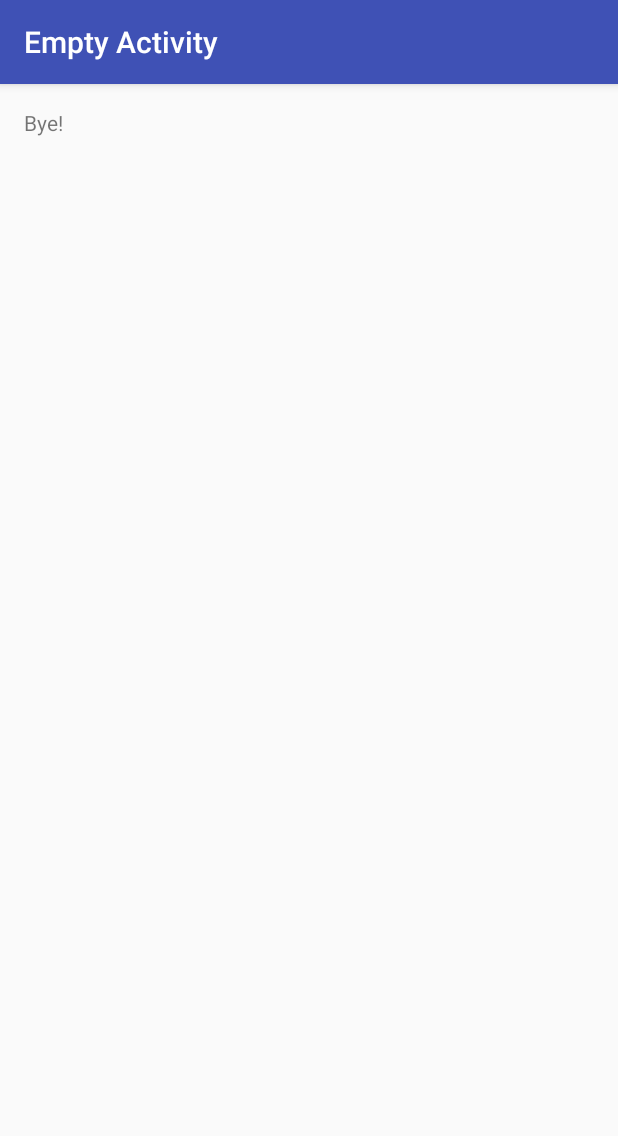
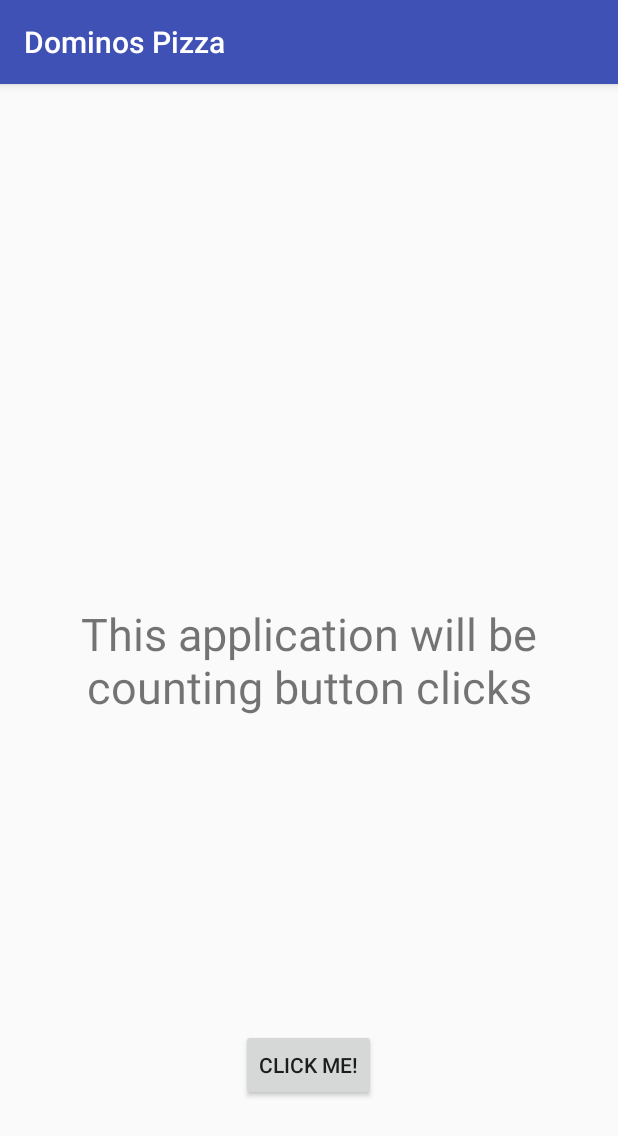
Before and after one commit to fyang016/DominosPizzaApp, an Android app: the screen it shows after launch (MainActivity), on a phone screen of 412 x 824 dp. Shown: the top 1136 px of the screen. Run offline under Robolectric (Android 15) with nearby library versions, the phone set to English and light mode, and no system bars.

Commit message:
added working cookie clicker

```diff
--- a/empty_activity/src/main/java/com/os/operando/emptyactivity/MainActivity.java
+++ b/empty_activity/src/main/java/com/os/operando/emptyactivity/MainActivity.java
@@ -2,12 +2,22 @@ package com.os.operando.emptyactivity;
 
 import android.support.v7.app.AppCompatActivity;
 import android.os.Bundle;
+import android.view.View;
+import android.widget.TextView;
 
 public class MainActivity extends AppCompatActivity {
+
+    int count = 0;
 
     @Override
     protected void onCreate(Bundle savedInstanceState) {
         super.onCreate(savedInstanceState);
         setContentView(R.layout.activity_main);
     }
+
+    public void onClick(View view) {
+        count++;
+        TextView txt = (TextView) findViewById(R.id.text1);
+        txt.setText("You tapped " + count + " time(s).");
+    }
 }
--- a/empty_activity/src/main/res/layout/activity_main.xml
+++ b/empty_activity/src/main/res/layout/activity_main.xml
@@ -11,5 +11,20 @@
     <TextView
         android:layout_width="wrap_content"
         android:layout_height="wrap_content"
-        android:text="Bye!" />
+        android:text="@string/app_content"
+        android:layout_centerVertical="true"
+        android:layout_centerHorizontal="true"
+        android:textSize="30sp"
+        android:textAlignment="center"
+        android:id="@+id/text1" />
+
+    <Button
+        android:text="@string/button_text"
+        android:layout_width="wrap_content"
+        android:layout_height="wrap_content"
+        android:id="@+id/button"
+        android:layout_marginBottom="74dp"
+        android:layout_alignParentBottom="true"
+        android:layout_centerHorizontal="true"
+        android:onClick="onClick" />
 </RelativeLayout>
--- a/empty_activity/src/main/res/values/strings.xml
+++ b/empty_activity/src/main/res/values/strings.xml
@@ -1,3 +1,5 @@
 <resources>
-    <string name="app_name">Empty Activity</string>
+    <string name="app_name">Dominos Pizza</string>
+    <string name="app_content">This application will be counting button clicks</string>
+    <string name="button_text">Click me!</string>
 </resources>
```
